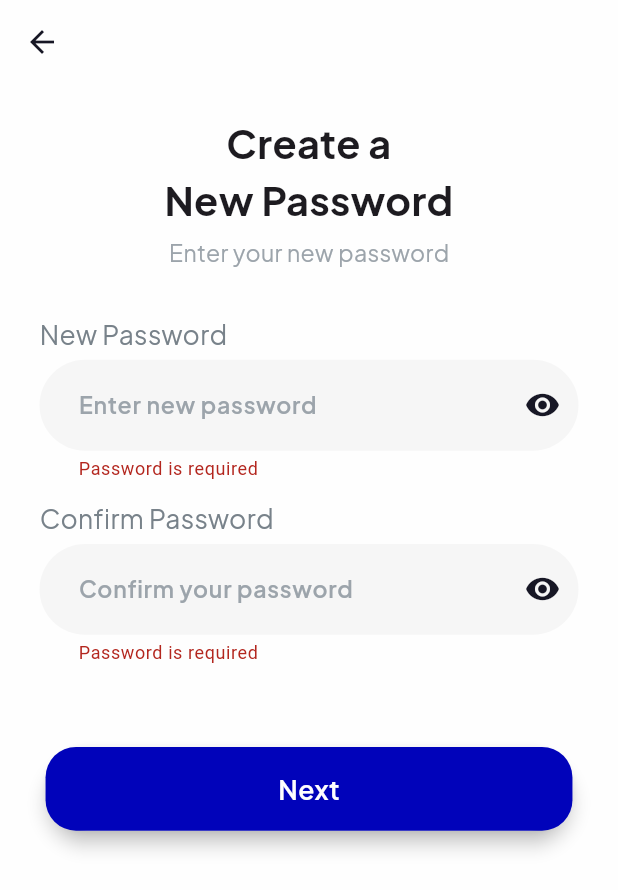
After one commit to YacineHekkas/ShopEase_online_shop_app, a Flutter app: the CreateNewPassword screen opened directly, after a tap on "Next", on a phone screen of 412 x 824 dp. The commit adds this screen. Shown: the top 890 px of the screen. Run offline on Flutter 3.47's test engine with Material 3 defaults, Android fonts, the phone set to English and light mode, and no system bars; our stand-ins replace animate_do, dots_indicator, flutter_otp_text_field, flutter_screenutil, flutter_svg, fluttertoast and 2 more.

```diff
--- a/lib/models/onboarding.dart
+++ b/lib/models/onboarding.dart
@@ -28,7 +28,6 @@ List<Onboarding> onboardingList = [
   Onboarding(
     bgImage: AppAssets.kOnboardingThird,
     title: "You deserve better experience , You deserve ShopEase",
-    info:
-        'Semper in cursus magna et eu varius nunc adipiscing. Elementum justo, laoreet id sem . ',
+    info:""
   ),
 ];
--- /dev/null
+++ b/lib/view/screens/auth/create_new_password.dart
@@ -0,0 +1,106 @@
+import 'package:flutter/material.dart';
+import 'package:flutter_screenutil/flutter_screenutil.dart';
+import 'package:get/get.dart';
+import 'package:flutter/gestures.dart';
+import 'package:flutter/material.dart';
+import 'package:flutter_screenutil/flutter_screenutil.dart';
+import 'package:get/get.dart';
+import 'package:shopease_ecom_app/view/screens/auth/components/auth_appbar.dart';
+import 'package:shopease_ecom_app/view/screens/auth/components/auth_field.dart';
+
+import 'package:shopease_ecom_app/view/screens/widgets/buttons/primary_button.dart';
+import 'package:shopease_ecom_app/view/screens/widgets/dialogs/password_change_success_dialog.dart';
+
+import '../../../data/const/constants.dart';
+
+
+class CreateNewPassword extends StatefulWidget {
+  const CreateNewPassword({super.key});
+
+  @override
+  State<CreateNewPassword> createState() => _CreateNewPasswordState();
+}
+
+class _CreateNewPasswordState extends State<CreateNewPassword> {
+  final GlobalKey<FormState> _formKey = GlobalKey<FormState>();
+  final TextEditingController _passwordController = TextEditingController();
+  final TextEditingController _confirmController = TextEditingController();
+
+  @override
+  Widget build(BuildContext context) {
+    return Scaffold(
+      appBar: const AuthAppBar(),
+      body: SingleChildScrollView(
+        physics: const BouncingScrollPhysics(),
+        padding: EdgeInsets.symmetric(horizontal: 24.w, vertical: 20.h),
+        child: Form(
+          key: _formKey,
+          child: Column(
+            children: [
+              Text(
+                'Create a\nNew Password',
+                textAlign: TextAlign.center,
+                style: AppTypography.kBold24,
+              ),
+              SizedBox(height: AppSpacing.fiveVertical),
+              Text(
+                'Enter your new password',
+                style: AppTypography.kMedium14.copyWith(
+                  color: AppColors.kGrey60,
+                ),
+              ),
+              SizedBox(height: AppSpacing.thirtyVertical),
+              // Email Field.
+              AuthField(
+                title: 'New Password',
+                hintText: 'Enter new password',
+                controller: _passwordController,
+                validator: (value) {
+                  if (value == null || value.isEmpty) {
+                    return 'Password is required';
+                  } else if (value.length < 8) {
+                    return 'Password should be at least 8 characters long';
+                  }
+                  return null;
+                },
+                isPassword: true,
+                keyboardType: TextInputType.visiblePassword,
+                textInputAction: TextInputAction.next,
+              ),
+              SizedBox(height: AppSpacing.twelveVertical),
+              AuthField(
+                title: 'Confirm Password',
+                hintText: 'Confirm your password',
+                controller: _confirmController,
+                validator: (value) {
+                  if (value == null || value.isEmpty) {
+                    return 'Password is required';
+                  } else if (value != _passwordController.text) {
+                    return 'Password does not match';
+                  }
+                  return null;
+                },
+                isPassword: true,
+                keyboardType: TextInputType.visiblePassword,
+                textInputAction: TextInputAction.next,
+              ),
+              SizedBox(height: AppSpacing.fiftyVertical),
+              PrimaryButton(
+                onTap: () {
+                  if (_formKey.currentState!.validate()) {
+                    Get.dialog<void>(PasswordChangeSuccessDialog(
+                      continueCallback: () {
+                        Get.back<void>();
+                      },
+                    ));
+                  }
+                },
+                text: 'Next',
+              ),
+            ],
+          ),
+        ),
+      ),
+    );
+  }
+}
--- a/lib/view/screens/onboarding/onboarding_view.dart
+++ b/lib/view/screens/onboarding/onboarding_view.dart
@@ -2,6 +2,7 @@ import 'package:flutter/material.dart';
 import 'package:get/get.dart';
 import 'package:shopease_ecom_app/data/const/constants.dart';
 import 'package:shopease_ecom_app/models/onboarding.dart';
+import 'package:shopease_ecom_app/view/screens/auth/signin_view.dart';
 import 'package:shopease_ecom_app/view/screens/onboarding/components/custom_dots_indicator.dart';
 import 'package:shopease_ecom_app/view/screens/onboarding/components/onboarding_card.dart';
 import 'package:shopease_ecom_app/view/screens/widgets/buttons/primary_button.dart';
@@ -58,7 +59,11 @@ class _OnboardingViewState extends State<OnboardingView> {
               PrimaryButton(
                 onTap: () {
                   if (_currentIndex == onboardingList.length - 1) {
-                    // Get.offAll<Widget>(() => const WelcomeView());
+                    Get.to<Widget>(
+                          () => const SignInView(),
+                      transition: Transition.rightToLeft, // Choose your preferred transition
+                      duration: const Duration(milliseconds: 500), // Adjust duration as needed
+                    );
                   } else {
                     _pageController.nextPage(
                       duration: const Duration(milliseconds: 500),
```
Also changed, not shown: lib/view/screens/auth/forget_password.dart (added, +74 -0 lines), lib/view/screens/auth/otp_view.dart (added, +91 -0 lines), lib/view/screens/landingPage/landing_page.dart (added, +71 -0 lines).
